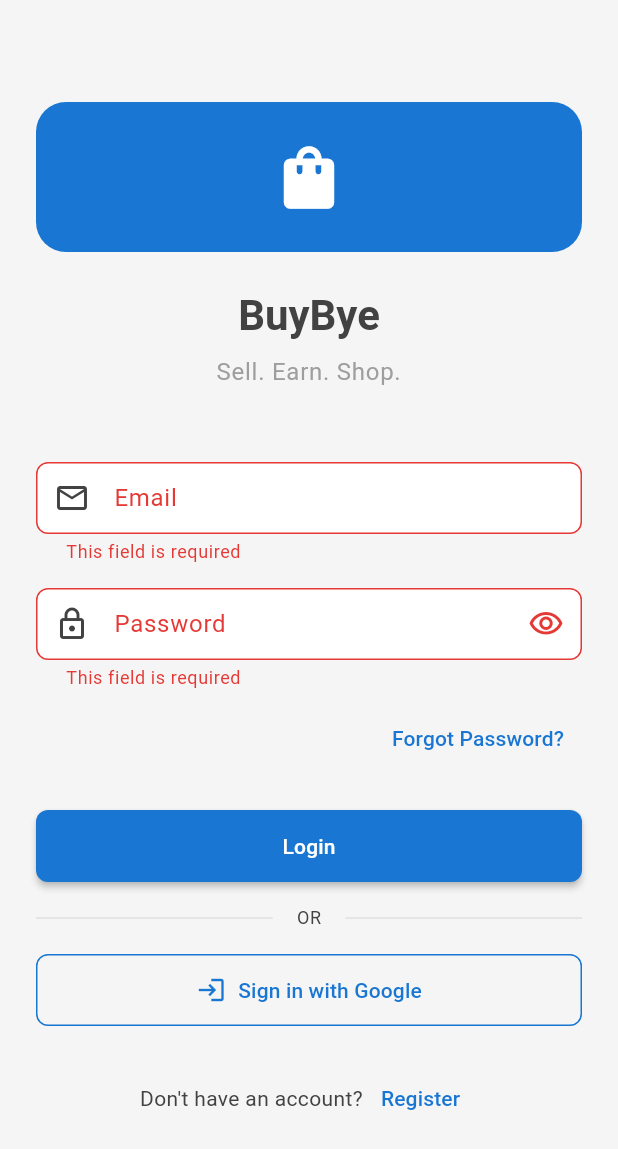
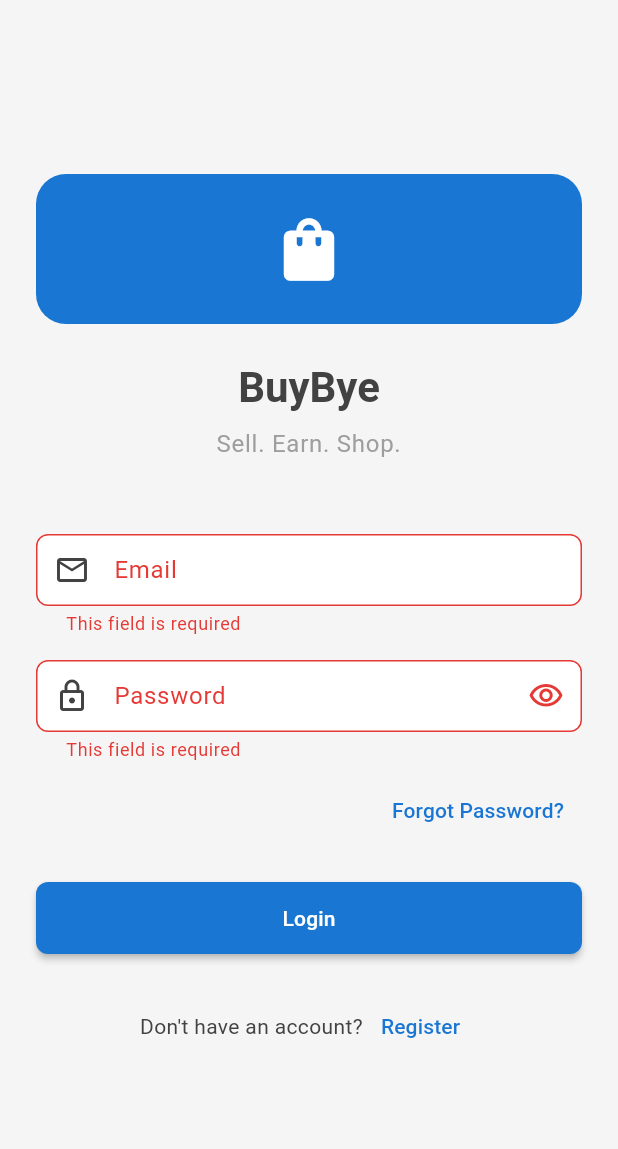
Before and after one commit to axzay1/buybyeRetailApp, a Flutter app: the screen it shows after launch, after a tap on "Login", on a phone screen of 412 x 824 dp. Shown: the top 1149 px of the screen. Run offline on Flutter 3.47's test engine with Material 3 defaults, Android fonts, the phone set to English and light mode, and no system bars; our stand-ins replace cloud_firestore, firebase_auth, firebase_core, firebase_storage, flutter_riverpod, go_router and 1 more; accounts and stored records are empty; project files that could hold a hidden picture were left out.

Commit message:
Remove google_sign_in package to fix GoogleUtilities version conflict
Co-authored-by: axzay1 <93581736+axzay1@users.noreply.github.com>

```diff
--- a/lib/core/constants/app_strings.dart
+++ b/lib/core/constants/app_strings.dart
@@ -13,7 +13,6 @@ class AppStrings {
   static const String forgotPassword = 'Forgot Password?';
   static const String dontHaveAccount = "Don't have an account?";
   static const String alreadyHaveAccount = 'Already have an account?';
-  static const String signInWithGoogle = 'Sign in with Google';
   static const String displayName = 'Full Name';
 
   // Navigation
--- a/lib/features/auth/presentation/login_screen.dart
+++ b/lib/features/auth/presentation/login_screen.dart
@@ -39,29 +39,6 @@ class _LoginScreenState extends ConsumerState<LoginScreen> {
         email: _emailController.text.trim(),
         password: _passwordController.text,
       );
-
-      if (mounted) {
-        context.go('/');
-      }
-    } catch (e) {
-      if (mounted) {
-        ScaffoldMessenger.of(context).showSnackBar(
-          SnackBar(content: Text(e.toString())),
-        );
-      }
-    } finally {
-      if (mounted) {
-        setState(() => _isLoading = false);
-      }
-    }
-  }
-
-  Future<void> _signInWithGoogle() async {
-    setState(() => _isLoading = true);
-
-    try {
-      final controller = ref.read(authControllerProvider);
-      await controller.signInWithGoogle();
 
       if (mounted) {
         context.go('/');
@@ -164,28 +141,6 @@ class _LoginScreenState extends ConsumerState<LoginScreen> {
                     onPressed: _signIn,
                     isLoading: _isLoading,
                   ),
-                  const SizedBox(height: 16),
-                  Row(
-                    children: [
-                      const Expanded(child: Divider()),
-                      Padding(
-                        padding: const EdgeInsets.symmetric(horizontal: 16),
-                        child: Text(
-                          'OR',
-                          style: Theme.of(context).textTheme.bodySmall,
-                        ),
-                      ),
-                      const Expanded(child: Divider()),
-                    ],
-                  ),
-                  const SizedBox(height: 16),
-                  CustomButton(
-                    text: AppStrings.signInWithGoogle,
-                    onPressed: _signInWithGoogle,
-                    isLoading: _isLoading,
-                    isOutlined: true,
-                    icon: Icons.login,
-                  ),
                   const SizedBox(height: 24),
                   Row(
                     mainAxisAlignment: MainAxisAlignment.center,
--- a/pubspec.yaml
+++ b/pubspec.yaml
@@ -21,9 +21,6 @@ dependencies:
   firebase_storage: ^12.1.0
   cloud_firestore: ^6.1.2
   firebase_messaging: ^16.1.1
-
-  # Google Sign In
-  google_sign_in: ^7.2.0
 
   # UI & Navigation
   go_router: ^14.6.2
```
Also changed, not shown: lib/features/auth/providers/auth_provider.dart (+0 -34 lines), lib/services/firebase_auth_service.dart (+1 -33 lines).
